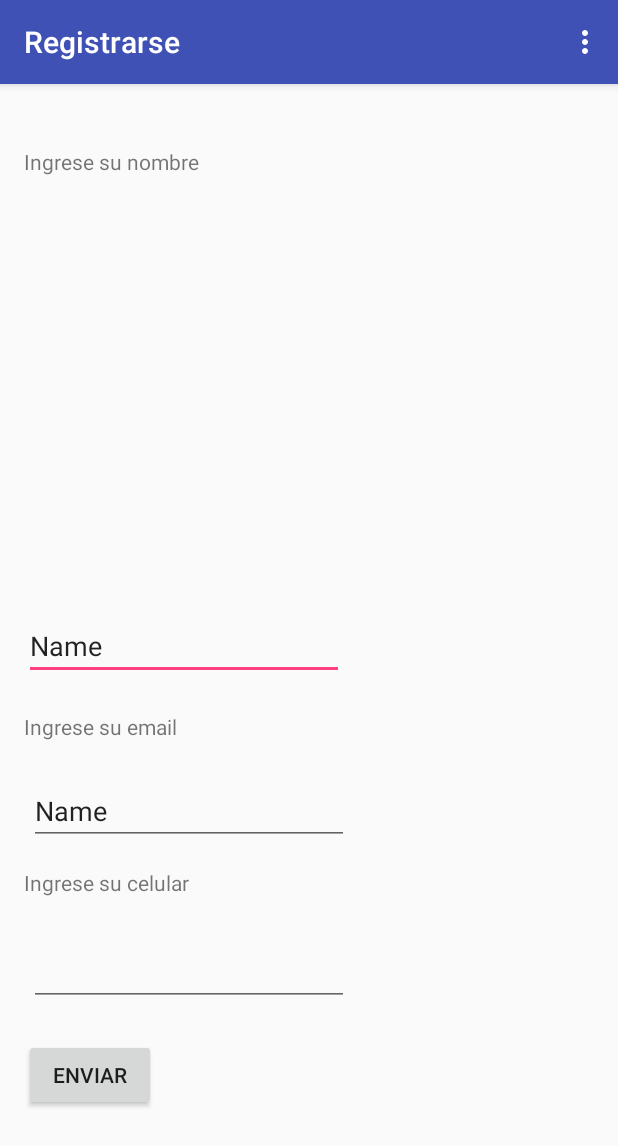
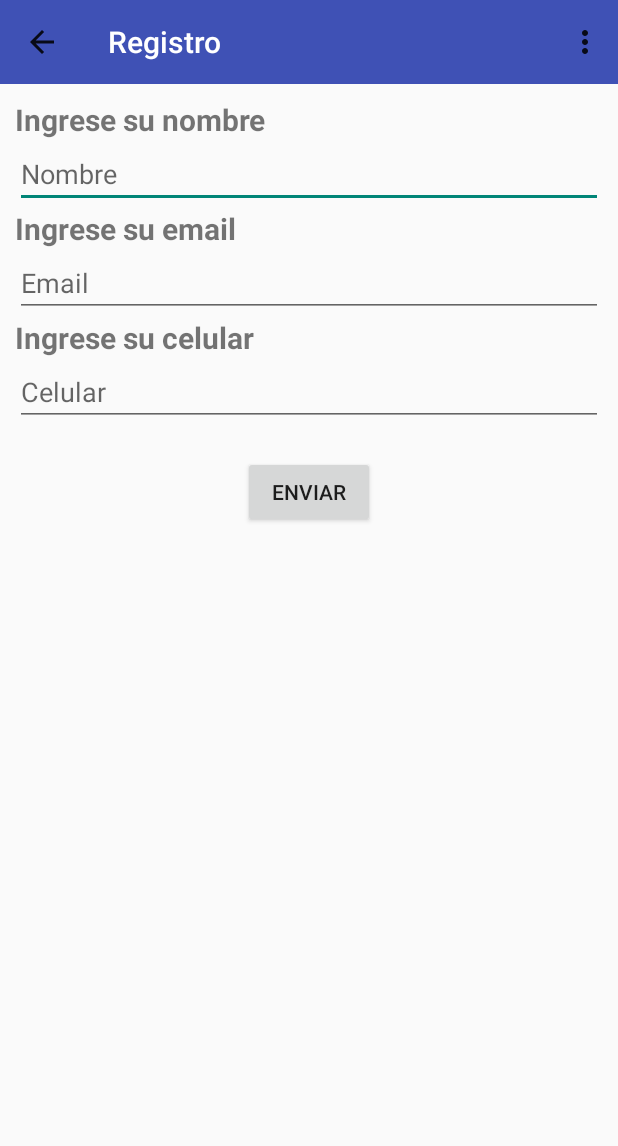
Before and after one commit to fenrak55/Prueba1, an Android app: the Registrarse screen opened directly, with no data from a screen before it, on a phone screen of 412 x 824 dp. Shown: the top 1146 px of the screen. Run offline under Robolectric (Android 15) with nearby library versions, the light colour scheme and no system bars.

```diff
--- a/app/src/main/AndroidManifest.xml
+++ b/app/src/main/AndroidManifest.xml
@@ -37,7 +37,9 @@
             android:parentActivityName=".ListItemCategoria"
             android:theme="@style/Theme.AppCompat.Light.NoActionBar"></activity>
 
-        <activity android:name=".Registrarse"></activity>
+        <activity android:name=".Registrarse"
+            android:parentActivityName=".InformacionItem"
+            android:theme="@style/Theme.AppCompat.Light.NoActionBar"></activity>
 
         <activity android:name=".Ayuda">
 
--- a/app/src/main/java/sena/prueba/Registrarse.java
+++ b/app/src/main/java/sena/prueba/Registrarse.java
@@ -2,19 +2,38 @@ package sena.prueba;
 
 import android.content.Intent;
 import android.support.v4.app.Fragment;
+import android.support.v7.app.ActionBar;
 import android.support.v7.app.AppCompatActivity;
 import android.os.Bundle;
+import android.support.v7.widget.Toolbar;
 import android.view.Menu;
 import android.view.MenuItem;
+import android.widget.EditText;
 
 public class Registrarse extends AppCompatActivity {
+
+    private EditText campoNombre, campoEmail, campoCelular;
+    private Toolbar toolbarRegistro;
+    private ActionBar actionBar;
 
     @Override
     protected void onCreate(Bundle savedInstanceState) {
         super.onCreate(savedInstanceState);
         setContentView(R.layout.activity_registro);
-        String title= "Registrarse";
-        setTitle(title);
+
+        //Creamos las referencias
+        campoNombre = (EditText) findViewById(R.id.txt_nombre);
+        campoEmail = (EditText) findViewById(R.id.txt_email);
+        campoCelular = (EditText) findViewById(R.id.txt_celular);
+        toolbarRegistro = (Toolbar) findViewById(R.id.toolbar_registro);
+
+        toolbarRegistro.setTitle("Registro");
+        setSupportActionBar(toolbarRegistro);
+
+        actionBar = getSupportActionBar();
+        actionBar.setDisplayHomeAsUpEnabled(true);
+
+
     }
     @Override
     public boolean onCreateOptionsMenu(Menu menu) {
@@ -24,18 +43,18 @@ public class Registrarse extends AppCompatActivity {
 
     @Override
     public boolean onOptionsItemSelected(MenuItem item) {
-        switch (item.getItemId()){
+        int id = item.getItemId();
+        Intent intent = null;
+        switch (id){
             case R.id.menu_ayuda:
-                Intent intent;
-                startActivity(intent= new Intent(Registrarse.this,Ayuda.class));
+                intent = new Intent(Registrarse.this, Ayuda.class);
+                startActivity(intent);
                 break;
             case R.id.menu_salir:
-                Intent intent1=new Intent(Intent.ACTION_MAIN);
-                intent1.addCategory(Intent.CATEGORY_HOME);
-                intent1.addFlags(Intent.FLAG_ACTIVITY_NEW_TASK);
-                startActivity(intent1);
-                /*android.os.Process.killProcess(android.os.Process.myPid());
-                System.exit(1);*/
+                intent=new Intent(Intent.ACTION_MAIN);
+                intent.addCategory(Intent.CATEGORY_HOME);
+                intent.addFlags(Intent.FLAG_ACTIVITY_NEW_TASK);
+                startActivity(intent);
                 break;
             }
         return super.onOptionsItemSelected(item);
--- a/app/src/main/res/layout-land/activity_main.xml
+++ b/app/src/main/res/layout-land/activity_main.xml
@@ -6,6 +6,15 @@
     android:layout_height="match_parent"
     android:orientation="vertical">
 
+    <android.support.v7.widget.Toolbar
+        android:id="@+id/toolbar_categorias"
+        android:layout_width="match_parent"
+        android:layout_height="wrap_content"
+        android:background="@color/colorPrimary"
+        app:titleTextColor="@color/colorWhite"
+        android:theme="@style/ThemeOverlay.AppCompat.ActionBar"
+        app:popupTheme="@style/ThemeOverlay.AppCompat.Light"/>
+
     <android.support.v7.widget.RecyclerView
         android:id="@+id/recycler_principal"
         android:layout_width="match_parent"
--- a/app/src/main/res/layout-land/activity_registro.xml
+++ b/app/src/main/res/layout-land/activity_registro.xml
@@ -1,75 +1,85 @@
 <?xml version="1.0" encoding="utf-8"?>
-<android.support.constraint.ConstraintLayout xmlns:android="http://schemas.android.com/apk/res/android"
+<LinearLayout xmlns:android="http://schemas.android.com/apk/res/android"
     xmlns:app="http://schemas.android.com/apk/res-auto"
     xmlns:tools="http://schemas.android.com/tools"
     android:id="@+id/nombre_tv"
     android:layout_width="match_parent"
     android:layout_height="match_parent"
-    tools:context=".registro"
-    tools:layout_editor_absoluteY="73dp">
+    android:orientation="vertical"
+    tools:context=".Registrarse"
+    tools:layout_editor_absoluteY="81dp">
 
+    <android.support.v7.widget.Toolbar
+        android:id="@+id/toolbar_registro"
+        android:layout_width="match_parent"
+        android:layout_height="wrap_content"
+        android:background="@color/colorPrimary"
+        app:titleTextColor="@color/colorWhite"
+        android:theme="@style/ThemeOverlay.AppCompat.ActionBar"
+        app:popupTheme="@style/ThemeOverlay.AppCompat.Light"/>
+
+    <ScrollView
+        android:layout_width="match_parent"
+        android:layout_height="wrap_content">
+
+        <LinearLayout
+            android:layout_width="match_parent"
+            android:layout_height="wrap_content"
+            android:orientation="vertical"
+            android:padding="10dp">
 
             <TextView
-        android:id="@+id/tv_nombre"
-        android:layout_width="560dp"
-        android:layout_height="36dp"
-        android:text="@string/tv_nombre"
-        tools:layout_editor_absoluteX="16dp"
-        tools:layout_editor_absoluteY="5dp" />
+                android:layout_width="match_parent"
+                android:layout_height="wrap_content"
+                android:text="@string/view_nombre"
+                android:textSize="20sp"
+                android:textStyle="bold"/>
 
             <EditText
-        android:id="@+id/et_nombre"
-        android:layout_width="562dp"
-        android:layout_height="36dp"
-        android:ems="10"
-        android:inputType="textPersonName"
-        android:text="Name"
-        android:textSize="14sp"
-        tools:layout_editor_absoluteX="15dp"
-        tools:layout_editor_absoluteY="49dp" />
+                android:id="@+id/txt_nombre"
+                android:layout_width="match_parent"
+                android:layout_height="wrap_content"
+                android:hint="@string/txt_nombre"
+                android:inputType="text"/>
 
             <TextView
-        android:id="@+id/tv_email"
-        android:layout_width="127dp"
-        android:layout_height="36dp"
-        android:text="@string/tv_email"
-        tools:layout_editor_absoluteX="16dp"
-        tools:layout_editor_absoluteY="95dp" />
+                android:layout_width="wrap_content"
+                android:layout_height="wrap_content"
+                android:text="@string/view_email"
+                android:textSize="20sp"
+                android:textStyle="bold"/>
 
             <EditText
-        android:id="@+id/et_email"
-        android:layout_width="562dp"
-        android:layout_height="36dp"
-        android:ems="10"
-        android:inputType="textPersonName"
-        android:text="Name"
-        android:textSize="14sp"
-        tools:layout_editor_absoluteX="15dp"
-        tools:layout_editor_absoluteY="137dp" />
+                android:id="@+id/txt_email"
+                android:layout_width="match_parent"
+                android:layout_height="wrap_content"
+                android:hint="@string/txt_email"
+                android:inputType="textEmailAddress"/>
 
             <TextView
-        android:id="@+id/tv_celular"
-        android:layout_width="127dp"
-        android:layout_height="36dp"
-        android:text="@string/tv_celular"
-        tools:layout_editor_absoluteX="16dp"
-        tools:layout_editor_absoluteY="188dp" />
+                android:layout_width="wrap_content"
+                android:layout_height="wrap_content"
+                android:text="@string/view_celular"
+                android:textSize="20sp"
+                android:textStyle="bold"/>
 
             <EditText
-        android:id="@+id/et_celular"
-        android:layout_width="560dp"
-        android:layout_height="36dp"
-        android:ems="10"
-        android:inputType="number"
-        tools:layout_editor_absoluteX="16dp"
-        tools:layout_editor_absoluteY="224dp" />
+                android:id="@+id/txt_celular"
+                android:layout_width="match_parent"
+                android:layout_height="wrap_content"
+                android:hint="@string/txt_celular"
+                android:inputType="number"/>
 
             <Button
                 android:id="@+id/button"
-        android:layout_width="79dp"
-        android:layout_height="36dp"
+                android:layout_width="wrap_content"
+                android:layout_height="wrap_content"
+                android:layout_marginTop="20dp"
                 android:text="@string/btn_enviar"
-        tools:layout_editor_absoluteX="240dp"
-        tools:layout_editor_absoluteY="270dp" />
+                android:layout_gravity="center"/>
 
-</android.support.constraint.ConstraintLayout>
+        </LinearLayout>
+
+    </ScrollView>
+
+</LinearLayout>
--- a/app/src/main/res/layout/activity_registro.xml
+++ b/app/src/main/res/layout/activity_registro.xml
@@ -1,95 +1,79 @@
 <?xml version="1.0" encoding="utf-8"?>
-<android.support.constraint.ConstraintLayout xmlns:android="http://schemas.android.com/apk/res/android"
+<LinearLayout xmlns:android="http://schemas.android.com/apk/res/android"
     xmlns:app="http://schemas.android.com/apk/res-auto"
     xmlns:tools="http://schemas.android.com/tools"
     android:id="@+id/nombre_tv"
     android:layout_width="match_parent"
     android:layout_height="match_parent"
+    android:orientation="vertical"
     tools:context=".Registrarse"
     tools:layout_editor_absoluteY="81dp">
 
+    <android.support.v7.widget.Toolbar
+        android:id="@+id/toolbar_registro"
+        android:layout_width="match_parent"
+        android:layout_height="wrap_content"
+        android:background="@color/colorPrimary"
+        app:titleTextColor="@color/colorWhite"
+        android:theme="@style/ThemeOverlay.AppCompat.ActionBar"
+        app:popupTheme="@style/ThemeOverlay.AppCompat.Light"/>
+
+    <LinearLayout
+        android:layout_width="match_parent"
+        android:layout_height="match_parent"
+        android:orientation="vertical"
+        android:padding="10dp">
 
         <TextView
-        android:id="@+id/tv_nombre"
-        android:layout_width="124dp"
-        android:layout_height="0dp"
-        android:layout_marginBottom="20dp"
-        android:layout_marginStart="16dp"
-        android:layout_marginTop="42dp"
-        android:text="@string/tv_nombre"
-        app:layout_constraintBottom_toTopOf="@+id/et_nombre"
-        app:layout_constraintStart_toStartOf="parent"
-        app:layout_constraintTop_toTopOf="parent" />
+            android:layout_width="match_parent"
+            android:layout_height="wrap_content"
+            android:text="@string/view_nombre"
+            android:textSize="20sp"
+            android:textStyle="bold"/>
 
         <EditText
-        android:id="@+id/et_nombre"
+            android:id="@+id/txt_nombre"
+            android:layout_width="match_parent"
+            android:layout_height="wrap_content"
+            android:hint="@string/txt_nombre"
+            android:inputType="text"/>
+
+        <TextView
             android:layout_width="wrap_content"
             android:layout_height="wrap_content"
-        android:layout_marginBottom="21dp"
-        android:layout_marginStart="16dp"
-        android:ems="10"
-        android:inputType="textPersonName"
-        android:text="Name"
-        app:layout_constraintBottom_toTopOf="@+id/tv_email"
-        app:layout_constraintStart_toStartOf="parent"
-        app:layout_constraintTop_toBottomOf="@+id/tv_nombre" />
+            android:text="@string/view_email"
+            android:textSize="20sp"
+            android:textStyle="bold"/>
+
+        <EditText
+            android:id="@+id/txt_email"
+            android:layout_width="match_parent"
+            android:layout_height="wrap_content"
+            android:hint="@string/txt_email"
+            android:inputType="textEmailAddress"/>
 
         <TextView
-        android:id="@+id/tv_email"
             android:layout_width="wrap_content"
             android:layout_height="wrap_content"
-        android:layout_marginBottom="24dp"
-        android:layout_marginStart="16dp"
-        android:text="@string/tv_email"
-        app:layout_constraintBottom_toTopOf="@+id/et_email"
-        app:layout_constraintStart_toStartOf="parent"
-        app:layout_constraintTop_toBottomOf="@+id/et_nombre" />
+            android:text="@string/view_celular"
+            android:textSize="20sp"
+            android:textStyle="bold"/>
 
         <EditText
-        android:id="@+id/et_email"
-        android:layout_width="wrap_content"
+            android:id="@+id/txt_celular"
+            android:layout_width="match_parent"
             android:layout_height="wrap_content"
-        android:layout_marginBottom="15dp"
-        android:ems="10"
-        android:inputType="textPersonName"
-        android:text="Name"
-        app:layout_constraintBottom_toTopOf="@+id/tv_celular"
-        app:layout_constraintEnd_toEndOf="@+id/tv_celular"
-        app:layout_constraintStart_toEndOf="@+id/tv_celular"
-        app:layout_constraintTop_toBottomOf="@+id/tv_email" />
-
-    <TextView
-        android:id="@+id/tv_celular"
-        android:layout_width="wrap_content"
-        android:layout_height="wrap_content"
-        android:layout_marginBottom="27dp"
-        android:layout_marginStart="16dp"
-        android:text="@string/tv_celular"
-        app:layout_constraintBottom_toTopOf="@+id/et_celular"
-        app:layout_constraintStart_toStartOf="parent"
-        app:layout_constraintTop_toBottomOf="@+id/et_email" />
-
-    <EditText
-        android:id="@+id/et_celular"
-        android:layout_width="wrap_content"
-        android:layout_height="wrap_content"
-        android:layout_marginBottom="22dp"
-        android:ems="10"
-        android:inputType="number"
-        app:layout_constraintBottom_toTopOf="@+id/button"
-        app:layout_constraintEnd_toEndOf="@+id/tv_celular"
-        app:layout_constraintStart_toEndOf="@+id/tv_celular"
-        app:layout_constraintTop_toBottomOf="@+id/tv_celular" />
+            android:hint="@string/txt_celular"
+            android:inputType="number"/>
 
         <Button
             android:id="@+id/button"
             android:layout_width="wrap_content"
             android:layout_height="wrap_content"
-        android:layout_marginBottom="83dp"
-        android:layout_marginStart="16dp"
+            android:layout_marginTop="20dp"
             android:text="@string/btn_enviar"
-        app:layout_constraintBottom_toBottomOf="parent"
-        app:layout_constraintStart_toStartOf="parent"
-        app:layout_constraintTop_toBottomOf="@+id/et_celular" />
+            android:layout_gravity="center"/>
 
-</android.support.constraint.ConstraintLayout>
+    </LinearLayout>
+
+</LinearLayout>
--- a/app/src/main/res/values/strings.xml
+++ b/app/src/main/res/values/strings.xml
@@ -36,9 +36,12 @@
     <string name="menu_salir">Salir</string>
 
     <!--Registro-->
-    <string name="tv_nombre">Ingrese su nombre</string>
-    <string name="tv_email">Ingrese su email</string>
-    <string name="tv_celular">Ingrese su celular</string>
+    <string name="view_nombre">Ingrese su nombre</string>
+    <string name="view_email">Ingrese su email</string>
+    <string name="view_celular">Ingrese su celular</string>
+    <string name="txt_nombre">Nombre</string>
+    <string name="txt_email">Email</string>
+    <string name="txt_celular">Celular</string>
     <string name="btn_enviar">Enviar</string>
 
     <!--Ayuda-->
```
Lines whose indentation alone changed are shown as unchanged.
